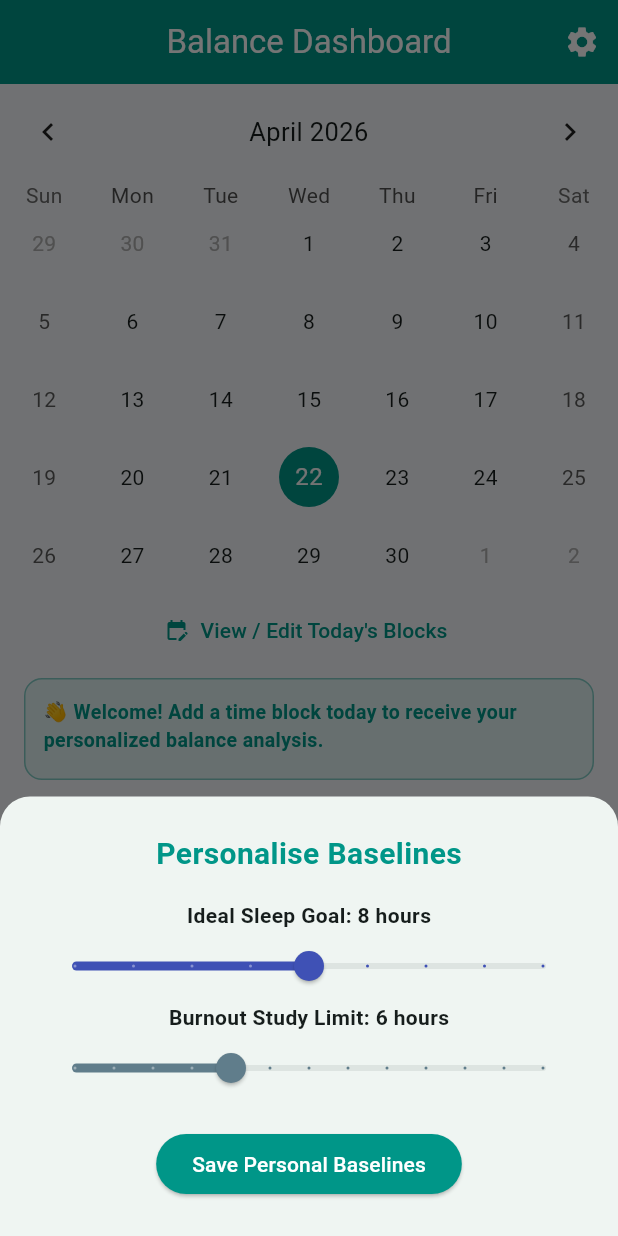
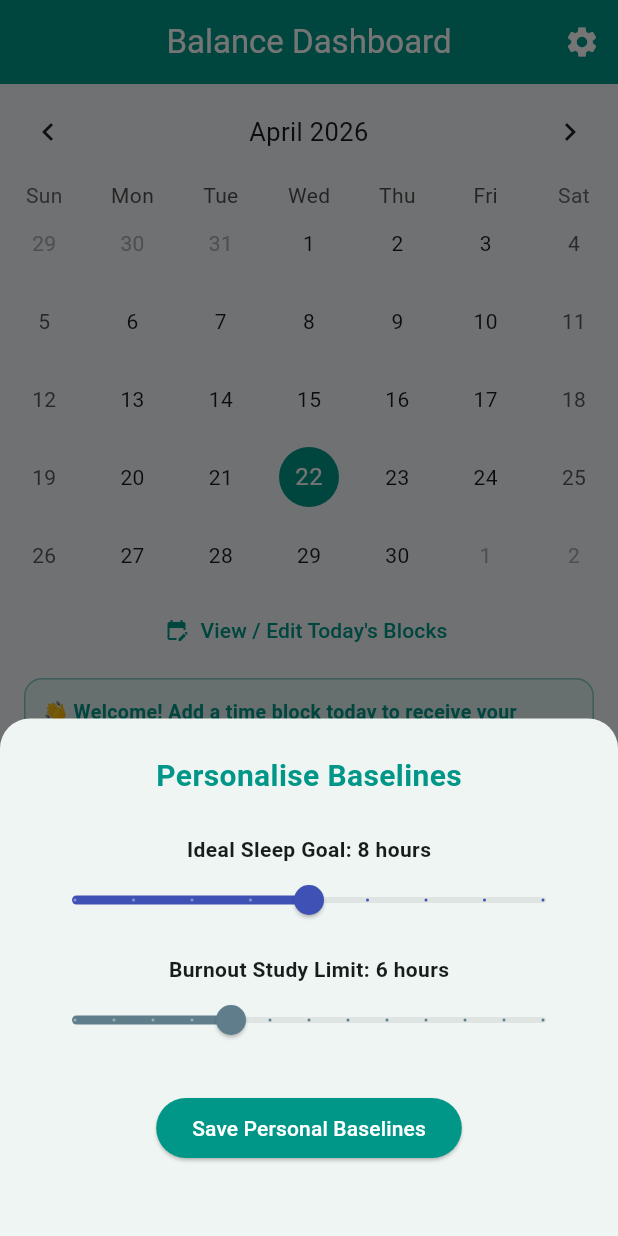
Before and after one commit to KumarS14/balance_app, a Flutter app: the screen it shows after launch, after a tap on the "settings" icon, on a phone screen of 412 x 824 dp. Run offline on Flutter 3.47's test engine with Material 3 defaults, Android fonts, the light colour scheme and no system bars; drawn by our look-alikes of table_calendar; our stand-ins replace fl_chart, sqflite; accounts and stored records are empty.

Commit message:
fixed layout and formatting

```diff
--- a/lib/main.dart
+++ b/lib/main.dart
@@ -67,8 +67,6 @@ class _BalanceDashboardState extends State<BalanceDashboard> {
     });
   }
 
-  // --- FORMATIVE EVALUATION UPDATE: SETTINGS MODAL ---
-  // Empowers the user to define their own metrics, solving Participant 3's request for flexibility.
   Future<void> _showSettingsModal(BuildContext context) async {
     final baselines = await DatabaseHelper.instance.getUserBaselines();
     int tempSleep = baselines['ideal_sleep_goal'];
@@ -78,32 +76,34 @@ class _BalanceDashboardState extends State<BalanceDashboard> {
 
     showModalBottomSheet(
       context: context,
+      isScrollControlled: true,
       shape: const RoundedRectangleBorder(borderRadius: BorderRadius.vertical(top: Radius.circular(20))),
       builder: (BuildContext context) {
         return StatefulBuilder(
           builder: (BuildContext context, StateSetter setModalState) {
             return Padding(
-              padding: const EdgeInsets.all(24.0),
+              padding: const EdgeInsets.fromLTRB(24.0, 24.0, 24.0, 48.0),
               child: Column(
                 mainAxisSize: MainAxisSize.min,
                 children: [
                   const Text('Personalise Baselines', style: TextStyle(fontSize: 20, fontWeight: FontWeight.bold, color: Colors.teal)),
-                  const SizedBox(height: 16),
+                  const SizedBox(height: 24),
                   Text('Ideal Sleep Goal: $tempSleep hours', style: const TextStyle(fontWeight: FontWeight.bold)),
                   Slider(
                     value: tempSleep.toDouble(), min: 4, max: 12, divisions: 8, label: '$tempSleep', activeColor: Colors.indigo,
                     onChanged: (val) => setModalState(() => tempSleep = val.round()),
                   ),
+                  const SizedBox(height: 12),
                   Text('Burnout Study Limit: $tempStudy hours', style: const TextStyle(fontWeight: FontWeight.bold)),
                   Slider(
                     value: tempStudy.toDouble(), min: 2, max: 14, divisions: 12, label: '$tempStudy', activeColor: Colors.blueGrey,
                     onChanged: (val) => setModalState(() => tempStudy = val.round()),
                   ),
-                  const SizedBox(height: 16),
+                  const SizedBox(height: 24),
                   ElevatedButton(
                     onPressed: () async {
                       await DatabaseHelper.instance.updateUserBaselines(tempSleep, tempStudy);
-                      _loadAllStats(_selectedDay ?? DateTime.now()); // Recalculate heuristics instantly
+                      _loadAllStats(_selectedDay ?? DateTime.now());
                       if (context.mounted) Navigator.pop(context);
                     },
                     style: ElevatedButton.styleFrom(backgroundColor: Colors.teal, foregroundColor: Colors.white),
@@ -138,9 +138,6 @@ class _BalanceDashboardState extends State<BalanceDashboard> {
     final int startMinutes = startTime.hour * 60 + startTime.minute;
     final int endMinutes = endTime.hour * 60 + endTime.minute;
 
-    // --- FORMATIVE EVALUATION UPDATE: OVERNIGHT SLEEP BUG FIX ---
-    // Participant 3 flagged an error when logging sleep past midnight. This chronological
-    // override allows the engine to accurately allocate end times to the following calendar day.
     bool isOvernight = false;
     if (endMinutes <= startMinutes) {
       isOvernight = true;
@@ -216,12 +213,13 @@ class _BalanceDashboardState extends State<BalanceDashboard> {
 
     showModalBottomSheet(
       context: context,
+      isScrollControlled: true,
       shape: const RoundedRectangleBorder(borderRadius: BorderRadius.vertical(top: Radius.circular(20))),
       builder: (BuildContext context) {
-        return Padding(
+        return Container(
+          height: MediaQuery.of(context).size.height * 0.6,
           padding: const EdgeInsets.all(16.0),
           child: Column(
-            mainAxisSize: MainAxisSize.min,
             children: [
               const Text('Daily Log Audit', style: TextStyle(fontSize: 20, fontWeight: FontWeight.bold, color: Colors.teal)),
               const SizedBox(height: 16),
@@ -288,17 +286,34 @@ class _BalanceDashboardState extends State<BalanceDashboard> {
       double leisure = _trendStats[dateString]?['Leisure'] ?? 0;
       double total = sleep + study + leisure;
 
+      List<BarChartRodStackItem> stackItems = [];
+      double currentY = 0;
+
+      if (sleep > 0) {
+        stackItems.add(BarChartRodStackItem(currentY, currentY + sleep, Colors.indigo));
+        currentY += sleep;
+      }
+      if (study > 0) {
+        stackItems.add(BarChartRodStackItem(currentY, currentY + study, Colors.blueGrey));
+        currentY += study;
+      }
+      if (leisure > 0) {
+        stackItems.add(BarChartRodStackItem(currentY, currentY + leisure, Colors.green));
+      }
+
+      // NaN protection
+      if (total == 0) {
+        stackItems.add(BarChartRodStackItem(0, 0.1, Colors.transparent));
+      }
+
       groups.add(
         BarChartGroupData(
           x: i,
           barRods: [
             BarChartRodData(
-              toY: total == 0 ? 0.1 : total,
-              rodStackItems: [
-                BarChartRodStackItem(0, sleep, Colors.indigo),
-                BarChartRodStackItem(sleep, sleep + study, Colors.blueGrey),
-                BarChartRodStackItem(sleep + study, total, Colors.green),
-              ],
+              toY: total > 0 ? total : 0.1,
+              color: total > 0 ? null : Colors.transparent,
+              rodStackItems: stackItems,
               width: 16,
               borderRadius: BorderRadius.circular(4),
             ),
@@ -314,7 +329,6 @@ class _BalanceDashboardState extends State<BalanceDashboard> {
     return Scaffold(
       appBar: AppBar(
         title: const Text('Balance Dashboard'),
-        // FORMATIVE EVALUATION UPDATE: Added Settings entry point
         actions: [
           IconButton(icon: const Icon(Icons.settings), tooltip: 'Personalise Baselines', onPressed: () => _showSettingsModal(context)),
         ],
@@ -363,9 +377,14 @@ class _BalanceDashboardState extends State<BalanceDashboard> {
           Expanded(
             child: TabBarView(
               children: [
+                // TAB 1: PIE CHART
                 _dailyStats.values.every((element) => element == 0)
                     ? const Center(child: Text('No data for this day.', style: TextStyle(color: Colors.black54)))
-                    : PieChart(
+                    : SingleChildScrollView(
+                        child: Container(
+                          height: 280,
+                          padding: const EdgeInsets.all(16.0),
+                          child: PieChart(
                             PieChartData(
                               sectionsSpace: 2, centerSpaceRadius: 40,
                               sections: [
@@ -375,7 +394,10 @@ class _BalanceDashboardState extends State<BalanceDashboard> {
                               ],
                             ),
                           ),
+                        ),
+                      ),
 
+                // TAB 2: BAR CHART (THE STABLE VERSION)
                 Column(
                   children: [
                     Padding(
@@ -414,52 +436,61 @@ class _BalanceDashboardState extends State<BalanceDashboard> {
                       ),
                     ),
                     Expanded(
-                      child: Padding(
-                        padding: const EdgeInsets.fromLTRB(16, 0, 16, 24),
+                      child: SingleChildScrollView(
+                        child: Column(
+                          children: [
+                            Container(
+                              height: 300,
+                              padding: const EdgeInsets.only(right: 24),
                               child: SingleChildScrollView(
                                 scrollDirection: Axis.horizontal,
                                 child: SizedBox(
-                            width: max(MediaQuery.of(context).size.width - 32, _selectedTrendDays * 30.0),
+                                  width: max(MediaQuery.of(context).size.width, _selectedTrendDays * 45.0),
                                   child: BarChart(
                                     BarChartData(
-                                alignment: BarChartAlignment.spaceAround, maxY: 24,
-                                // --- FORMATIVE EVALUATION UPDATE: INTERACTIVE TOOLTIPS ---
-                                // Fulfills Nielsen's 'Flexibility and Efficiency of Use' heuristic.
-                                barTouchData: BarTouchData(
-                                  enabled: true,
-                                  touchTooltipData: BarTouchTooltipData(
-                                    getTooltipColor: (group) => Colors.teal.shade900,
-                                    getTooltipItem: (group, groupIndex, rod, rodIndex) {
-                                      return BarTooltipItem('${rod.toY.toStringAsFixed(1)} Hours', const TextStyle(color: Colors.white, fontWeight: FontWeight.bold));
-                                    },
-                                  ),
-                                ),
+                                      alignment: BarChartAlignment.spaceAround,
+                                      maxY: 24.0,
+                                      barTouchData: BarTouchData(enabled: true),
                                       titlesData: FlTitlesData(
                                         show: true,
                                         leftTitles: AxisTitles(
-                                    axisNameWidget: const Padding(padding: EdgeInsets.only(bottom: 4.0), child: Text('Hours', style: TextStyle(fontSize: 12, color: Colors.teal, fontWeight: FontWeight.bold))),
-                                    axisNameSize: 20,
-                                    sideTitles: SideTitles(showTitles: true, reservedSize: 28),
+                                          sideTitles: SideTitles(
+                                            showTitles: true,
+                                            reservedSize: 40,
+                                            getTitlesWidget: (value, meta) => Text(value.toInt().toString(), style: const TextStyle(fontSize: 10, color: Colors.black54)),
+                                          ),
                                         ),
                                         bottomTitles: AxisTitles(
                                           sideTitles: SideTitles(
                                             showTitles: true,
+                                            reservedSize: 32,
                                             getTitlesWidget: (value, meta) {
                                               DateTime activeDate = _selectedDay ?? DateTime.now();
                                               DateTime day = activeDate.subtract(Duration(days: (_selectedTrendDays - 1) - value.toInt()));
-                                        String label = _selectedTrendDays <= 14 ? ['Mon', 'Tue', 'Wed', 'Thu', 'Fri', 'Sat', 'Sun'][day.weekday - 1] : '${day.month}/${day.day}';
-                                        return Padding(padding: const EdgeInsets.only(top: 8.0), child: Text(label, style: const TextStyle(fontSize: 10, color: Colors.black54)));
+                                              String label = _selectedTrendDays <= 7
+                                                ? ['Mon', 'Tue', 'Wed', 'Thu', 'Fri', 'Sat', 'Sun'][day.weekday - 1]
+                                                : '${day.day}/${day.month}';
+
+                                              return Padding(
+                                                padding: const EdgeInsets.only(top: 8.0),
+                                                child: Text(label, style: const TextStyle(fontSize: 9, color: Colors.black87, fontWeight: FontWeight.bold)),
+                                              );
                                             },
                                           ),
                                         ),
                                         topTitles: const AxisTitles(sideTitles: SideTitles(showTitles: false)),
                                         rightTitles: const AxisTitles(sideTitles: SideTitles(showTitles: false)),
                                       ),
-                                gridData: const FlGridData(show: false), borderData: FlBorderData(show: false),
+                                      gridData: const FlGridData(show: false),
+                                      borderData: FlBorderData(show: false),
                                       barGroups: _buildTrendBarGroups(),
                                     ),
                                   ),
                                 ),
+                              ),
+                            ),
+                            const SizedBox(height: 80),
+                          ],
                         ),
                       ),
                     ),
```
Lines whose indentation alone changed are shown as unchanged.
